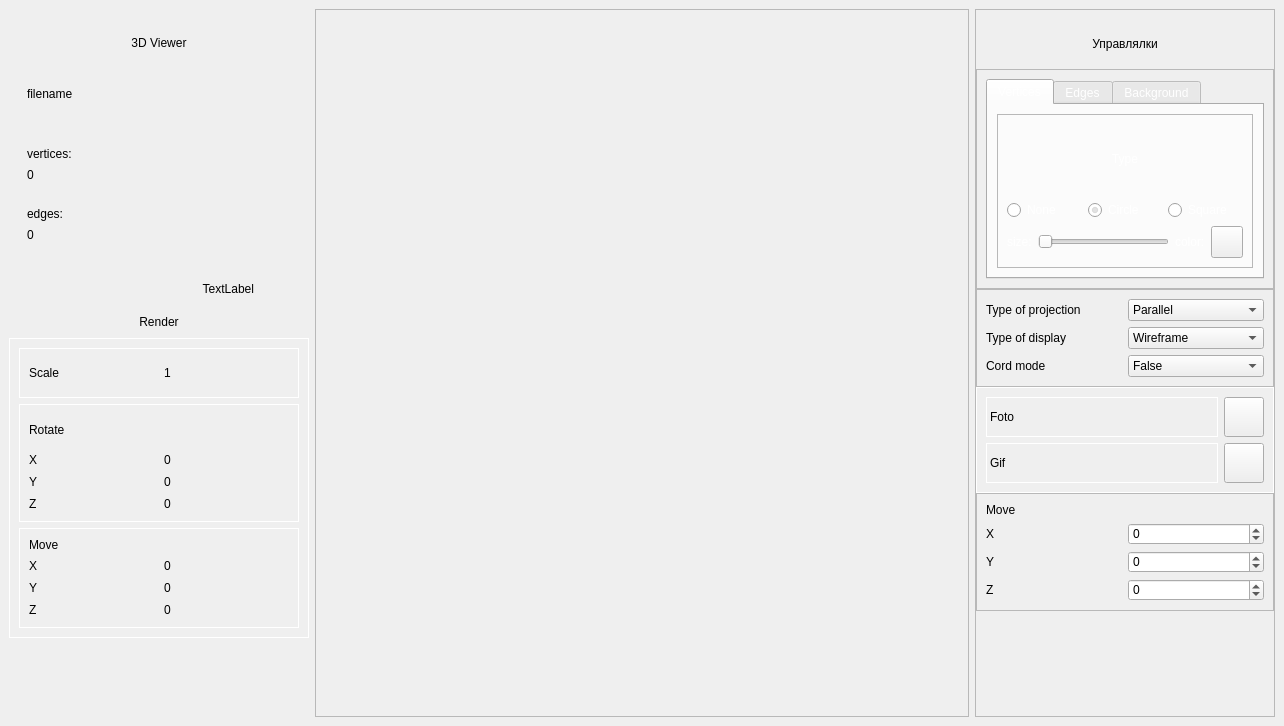
First picture: the form in src/View/mainwindow.ui, repository klotzgal/3DViewer_v2.1, before the edit.
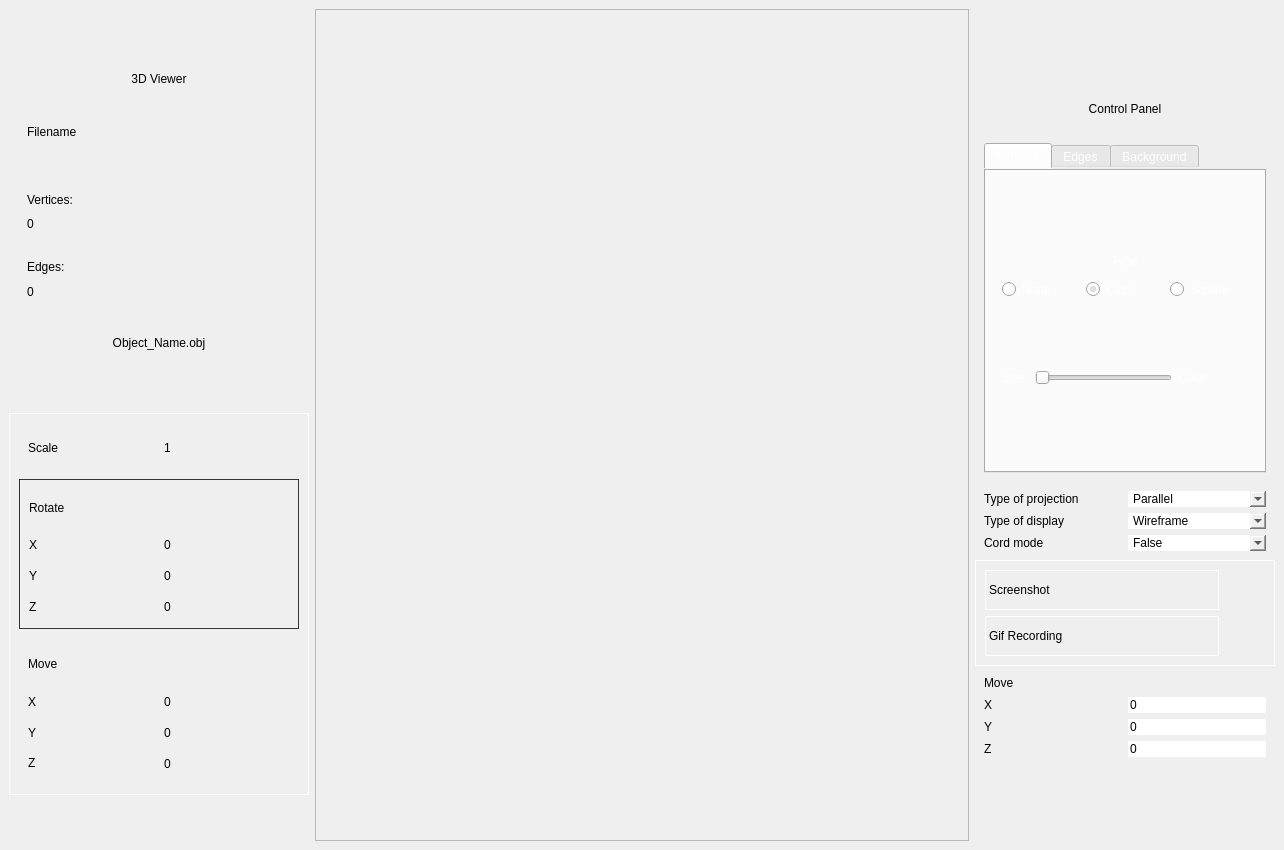
Second picture: the form after the edit. The open tabs and pages were chosen to show the change. Icons and pictures are not drawn. Custom widgets are drawn as their Qt base class.

What changed in the file:
```diff
--- a/src/View/mainwindow.ui
+++ b/src/View/mainwindow.ui
@@ -7,9 +7,15 @@
     <x>0</x>
     <y>0</y>
     <width>1284</width>
-    <height>726</height>
+    <height>850</height>
    </rect>
   </property>
+  <property name="minimumSize">
+   <size>
+    <width>0</width>
+    <height>850</height>
+   </size>
+  </property>
   <property name="windowTitle">
    <string>3D_Viewer</string>
   </property>
@@ -38,7 +44,7 @@
       <item>
        <widget class="QFrame" name="left_aside">
         <property name="sizePolicy">
-         <sizepolicy hsizetype="Fixed" vsizetype="MinimumExpanding">
+         <sizepolicy hsizetype="Fixed" vsizetype="Fixed">
           <horstretch>0</horstretch>
           <verstretch>80</verstretch>
          </sizepolicy>
@@ -124,6 +130,18 @@
              <verstretch>0</verstretch>
             </sizepolicy>
            </property>
+           <property name="minimumSize">
+            <size>
+             <width>0</width>
+             <height>215</height>
+            </size>
+           </property>
+           <property name="maximumSize">
+            <size>
+             <width>16777215</width>
+             <height>215</height>
+            </size>
+           </property>
            <property name="frameShape">
             <enum>QFrame::StyledPanel</enum>
            </property>
@@ -133,6 +151,18 @@
            <layout class="QVBoxLayout" name="verticalLayout_23">
             <item>
              <widget class="QFrame" name="filename_frame">
+              <property name="minimumSize">
+               <size>
+                <width>0</width>
+                <height>0</height>
+               </size>
+              </property>
+              <property name="maximumSize">
+               <size>
+                <width>16777215</width>
+                <height>16777215</height>
+               </size>
+              </property>
               <property name="styleSheet">
                <string notr="true">	background: transparent;
 	border: none;</string>
@@ -153,7 +183,7 @@
                   </size>
                  </property>
                  <property name="text">
-                  <string>filename</string>
+                  <string>Filename</string>
                  </property>
                 </widget>
                </item>
@@ -175,6 +205,18 @@
             </item>
             <item>
              <widget class="QFrame" name="vert_frame">
+              <property name="minimumSize">
+               <size>
+                <width>0</width>
+                <height>0</height>
+               </size>
+              </property>
+              <property name="maximumSize">
+               <size>
+                <width>16777215</width>
+                <height>16777215</height>
+               </size>
+              </property>
               <property name="styleSheet">
                <string notr="true">	background: transparent;
 	border: none;</string>
@@ -195,7 +237,7 @@
                   </size>
                  </property>
                  <property name="text">
-                  <string>vertices:</string>
+                  <string>Vertices:</string>
                  </property>
                  <property name="alignment">
                   <set>Qt::AlignLeading|Qt::AlignLeft|Qt::AlignVCenter</set>
@@ -223,6 +265,18 @@
             </item>
             <item>
              <widget class="QFrame" name="edges_frame">
+              <property name="minimumSize">
+               <size>
+                <width>0</width>
+                <height>0</height>
+               </size>
+              </property>
+              <property name="maximumSize">
+               <size>
+                <width>16777215</width>
+                <height>16777215</height>
+               </size>
+              </property>
               <property name="styleSheet">
                <string notr="true">	background: transparent;
 	border: none;</string>
@@ -243,7 +297,7 @@
                   </size>
                  </property>
                  <property name="text">
-                  <string>edges:</string>
+                  <string>Edges:</string>
                  </property>
                  <property name="alignment">
                   <set>Qt::AlignLeading|Qt::AlignLeft|Qt::AlignVCenter</set>
@@ -297,14 +351,83 @@
                   <verstretch>0</verstretch>
                  </sizepolicy>
                 </property>
+                <property name="minimumSize">
+                 <size>
+                  <width>200</width>
+                  <height>30</height>
+                 </size>
+                </property>
+                <property name="layoutDirection">
+                 <enum>Qt::LeftToRight</enum>
+                </property>
                 <property name="styleSheet">
                  <string notr="true"/>
                 </property>
                 <property name="text">
-                 <string>TextLabel</string>
+                 <string>Object_Name.obj</string>
                 </property>
                 <property name="alignment">
-                 <set>Qt::AlignRight|Qt::AlignTrailing|Qt::AlignVCenter</set>
+                 <set>Qt::AlignCenter</set>
+                </property>
+               </widget>
+              </item>
+             </layout>
+            </item>
+            <item>
+             <layout class="QHBoxLayout" name="horizontalLayout_28">
+              <item>
+               <widget class="QPushButton" name="change_theme">
+                <property name="minimumSize">
+                 <size>
+                  <width>40</width>
+                  <height>40</height>
+                 </size>
+                </property>
+                <property name="maximumSize">
+                 <size>
+                  <width>40</width>
+                  <height>40</height>
+                 </size>
+                </property>
+                <property name="cursor">
+                 <cursorShape>PointingHandCursor</cursorShape>
+                </property>
+                <property name="styleSheet">
+                 <string notr="true"/>
+                </property>
+                <property name="text">
+                 <string/>
+                </property>
+               </widget>
+              </item>
+              <item>
+               <widget class="QPushButton" name="render_model">
+                <property name="sizePolicy">
+                 <sizepolicy hsizetype="Expanding" vsizetype="Fixed">
+                  <horstretch>0</horstretch>
+                  <verstretch>0</verstretch>
+                 </sizepolicy>
+                </property>
+                <property name="minimumSize">
+                 <size>
+                  <width>30</width>
+                  <height>30</height>
+                 </size>
+                </property>
+                <property name="maximumSize">
+                 <size>
+                  <width>30</width>
+                  <height>30</height>
+                 </size>
+                </property>
+                <property name="cursor">
+                 <cursorShape>PointingHandCursor</cursorShape>
+                </property>
+                <property name="styleSheet">
+                 <string notr="true"/>
+                </property>
+                <property name="text">
+                 <string/>
                 </property>
                </widget>
               </item>
@@ -328,6 +451,12 @@
                   <height>40</height>
                  </size>
                 </property>
+                <property name="cursor">
+                 <cursorShape>PointingHandCursor</cursorShape>
+                </property>
+                <property name="styleSheet">
+                 <string notr="true"/>
+                </property>
                 <property name="text">
                  <string/>
                 </property>
@@ -335,19 +464,6 @@
               </item>
              </layout>
             </item>
-            <item>
-             <widget class="QPushButton" name="render_model">
-              <property name="sizePolicy">
-               <sizepolicy hsizetype="Expanding" vsizetype="Fixed">
-                <horstretch>0</horstretch>
-                <verstretch>0</verstretch>
-               </sizepolicy>
-              </property>
-              <property name="text">
-               <string>Render</string>
-              </property>
-             </widget>
-            </item>
            </layout>
           </widget>
          </item>
@@ -392,7 +508,10 @@
                </size>
               </property>
               <property name="styleSheet">
-               <string notr="true">QFrame#scale_frame {	border: 1px solid rgb(255, 255, 255);}</string>
+               <string notr="true">QFrame#scale_frame {	
+	border-top-left-radius: 8px;
+	border-top-right-radius: 8px;
+}</string>
               </property>
               <property name="frameShape">
                <enum>QFrame::StyledPanel</enum>
@@ -418,6 +537,12 @@
                  </item>
                  <item>
                   <widget class="QSpinBox" name="scale">
+                   <property name="styleSheet">
+                    <string notr="true"/>
+                   </property>
+                   <property name="buttonSymbols">
+                    <enum>QAbstractSpinBox::NoButtons</enum>
+                   </property>
                    <property name="minimum">
                     <number>1</number>
                    </property>
@@ -439,11 +564,13 @@
               <property name="minimumSize">
                <size>
                 <width>0</width>
-                <height>100</height>
+                <height>150</height>
                </size>
               </property>
               <property name="styleSheet">
-               <string notr="true">QFrame#rotate_frame {	border: 1px solid rgb(255, 255, 255);}</string>
+               <string notr="true">QFrame#rotate_frame {	
+	border: 1px solid #323334;	
+}</string>
               </property>
               <property name="frameShape">
                <enum>QFrame::StyledPanel</enum>
@@ -465,6 +592,18 @@
                   <layout class="QHBoxLayout" name="horizontalLayout_3">
                    <item>
                     <widget class="QLabel" name="label_4">
+                     <property name="minimumSize">
+                      <size>
+                       <width>0</width>
+                       <height>25</height>
+                      </size>
+                     </property>
+                     <property name="maximumSize">
+                      <size>
+                       <width>16777215</width>
+                       <height>16777215</height>
+                      </size>
+                     </property>
                      <property name="text">
                       <string>X</string>
                      </property>
@@ -472,6 +611,21 @@
                    </item>
                    <item>
                     <widget class="QSpinBox" name="rotate_x">
+                     <property name="minimumSize">
+                      <size>
+                       <width>0</width>
+                       <height>25</height>
+                      </size>
+                     </property>
+                     <property name="maximumSize">
+                      <size>
+                       <width>16777215</width>
+                       <height>25</height>
+                      </size>
+                     </property>
+                     <property name="buttonSymbols">
+                      <enum>QAbstractSpinBox::NoButtons</enum>
+                     </property>
                      <property name="minimum">
                       <number>-360</number>
                      </property>
@@ -486,6 +640,18 @@
                   <layout class="QHBoxLayout" name="horizontalLayout_4">
                    <item>
                     <widget class="QLabel" name="label_5">
+                     <property name="minimumSize">
+                      <size>
+                       <width>0</width>
+                       <height>25</height>
+                      </size>
+                     </property>
+                     <property name="maximumSize">
+                      <size>
+                       <width>16777215</width>
+                       <height>25</height>
+                      </size>
+                     </property>
                      <property name="text">
                       <string>Y</string>
                      </property>
@@ -493,6 +659,21 @@
                    </item>
                    <item>
                     <widget class="QSpinBox" name="rotate_y">
+                     <property name="minimumSize">
+                      <size>
+                       <width>0</width>
+                       <height>25</height>
+                      </size>
+                     </property>
+                     <property name="maximumSize">
+                      <size>
+                       <width>16777215</width>
+                       <height>25</height>
+                      </size>
+                     </property>
+                     <property name="buttonSymbols">
+                      <enum>QAbstractSpinBox::NoButtons</enum>
+                     </property>
                      <property name="minimum">
                       <number>-360</number>
                      </property>
@@ -507,6 +688,18 @@
                   <layout class="QHBoxLayout" name="horizontalLayout_5">
                    <item>
                     <widget class="QLabel" name="label_6">
+                     <property name="minimumSize">
+                      <size>
+                       <width>0</width>
+                       <height>25</height>
+                      </size>
+                     </property>
+                     <property name="maximumSize">
+                      <size>
+                       <width>16777215</width>
+                       <height>25</height>
+                      </size>
+                     </property>
                      <property name="text">
                       <string>Z</string>
                      </property>
@@ -514,6 +707,21 @@
                    </item>
                    <item>
                     <widget class="QSpinBox" name="rotate_z">
+                     <property name="minimumSize">
+                      <size>
+                       <width>0</width>
+                       <height>25</height>
+                      </size>
+                     </property>
+                     <property name="maximumSize">
+                      <size>
+                       <width>16777215</width>
+                       <height>25</height>
+                      </size>
+                     </property>
+                     <property name="buttonSymbols">
+                      <enum>QAbstractSpinBox::NoButtons</enum>
+                     </property>
                      <property name="minimum">
                       <number>-360</number>
                      </property>
@@ -531,15 +739,22 @@
             </item>
             <item>
              <widget class="QFrame" name="move_frame">
+              <property name="sizePolicy">
+               <sizepolicy hsizetype="Preferred" vsizetype="Fixed">
+                <horstretch>0</horstretch>
+                <verstretch>0</verstretch>
+               </sizepolicy>
+              </property>
               <property name="minimumSize">
                <size>
                 <width>0</width>
-                <height>100</height>
+                <height>150</height>
                </size>
               </property>
               <property name="styleSheet">
                <string notr="true">QFrame#move_frame {
-border: 1px solid rgb(255, 255, 255);
+	border-bottom-left-radius: 8px;
+	border-bottom-right-radius: 8px;
 }</string>
               </property>
               <property name="frameShape">
@@ -562,6 +777,18 @@
                   <layout class="QHBoxLayout" name="horizontalLayout_6">
                    <item>
                     <widget class="QLabel" name="label_7">
+                     <property name="minimumSize">
+                      <size>
+                       <width>0</width>
+                       <height>25</height>
+                      </size>
+                     </property>
+                     <property name="maximumSize">
+                      <size>
+                       <width>16777215</width>
+                       <height>25</height>
+                      </size>
+                     </property>
                      <property name="text">
                       <string>X</string>
                      </property>
@@ -569,6 +796,21 @@
                    </item>
                    <item>
                     <widget class="QSpinBox" name="move_x">
+                     <property name="minimumSize">
+                      <size>
+                       <width>0</width>
+                       <height>25</height>
+                      </size>
+                     </property>
+                     <property name="maximumSize">
+                      <size>
+                       <width>16777215</width>
+                       <height>25</height>
+                      </size>
+                     </property>
+                     <property name="buttonSymbols">
+                      <enum>QAbstractSpinBox::NoButtons</enum>
+                     </property>
                      <property name="minimum">
                       <number>-100</number>
                      </property>
@@ -586,6 +828,18 @@
                   <layout class="QHBoxLayout" name="horizontalLayout_7">
                    <item>
                     <widget class="QLabel" name="label_8">
+                     <property name="minimumSize">
+                      <size>
+                       <width>0</width>
+                       <height>25</height>
+                      </size>
+                     </property>
+                     <property name="maximumSize">
+                      <size>
+                       <width>16777215</width>
+                       <height>25</height>
+                      </size>
+                     </property>
                      <property name="text">
                       <string>Y</string>
                      </property>
@@ -593,6 +847,21 @@
                    </item>
                    <item>
                     <widget class="QSpinBox" name="move_y">
+                     <property name="minimumSize">
+                      <size>
+                       <width>0</width>
+                       <height>25</height>
+                      </size>
+                     </property>
+                     <property name="maximumSize">
+                      <size>
+                       <width>16777215</width>
+                       <height>25</height>
+                      </size>
+                     </property>
+                     <property name="buttonSymbols">
+                      <enum>QAbstractSpinBox::NoButtons</enum>
+                     </property>
                      <property name="minimum">
                       <number>-100</number>
                      </property>
@@ -620,6 +889,21 @@
                    </item>
                    <item>
                     <widget class="QSpinBox" name="move_z">
+                     <property name="minimumSize">
+                      <size>
+                       <width>0</width>
+                       <height>25</height>
+                      </size>
+                     </property>
+                     <property name="maximumSize">
+                      <size>
+                       <width>16777215</width>
+                       <height>25</height>
+                      </size>
+                     </property>
+                     <property name="buttonSymbols">
+                      <enum>QAbstractSpinBox::NoButtons</enum>
+                     </property>
                      <property name="minimum">
                       <number>-100</number>
                      </property>
@@ -638,19 +922,6 @@
            </layout>
           </widget>
          </item>
-         <item>
-          <spacer name="verticalSpacer_2">
-           <property name="orientation">
-            <enum>Qt::Vertical</enum>
-           </property>
-           <property name="sizeHint" stdset="0">
-            <size>
-             <width>20</width>
-             <height>40</height>
-            </size>
-           </property>
-          </spacer>
-         </item>
         </layout>
        </widget>
       </item>
@@ -662,6 +933,9 @@
           <height>0</height>
          </size>
         </property>
+        <property name="styleSheet">
+         <string notr="true"/>
+        </property>
         <property name="frameShape">
          <enum>QFrame::StyledPanel</enum>
         </property>
@@ -687,7 +961,7 @@
             </size>
            </property>
            <property name="styleSheet">
-            <string notr="true"/>
+            <string notr="true">border-radius: 8px;</string>
            </property>
           </widget>
          </item>
@@ -697,9 +971,9 @@
       <item>
        <widget class="QFrame" name="right_aside">
         <property name="sizePolicy">
-         <sizepolicy hsizetype="Fixed" vsizetype="MinimumExpanding">
+         <sizepolicy hsizetype="Fixed" vsizetype="Fixed">
           <horstretch>0</horstretch>
-          <verstretch>100</verstretch>
+          <verstretch>80</verstretch>
          </sizepolicy>
         </property>
         <property name="minimumSize">
@@ -708,6 +982,15 @@
           <height>700</height>
          </size>
         </property>
+        <property name="maximumSize">
+         <size>
+          <width>300</width>
+          <height>16777215</height>
+         </size>
+        </property>
+        <property name="styleSheet">
+         <string notr="true">border: none;</string>
+        </property>
         <property name="frameShape">
          <enum>QFrame::StyledPanel</enum>
         </property>
@@ -749,7 +1032,7 @@
                <string notr="true">background: transparent;</string>
               </property>
               <property name="text">
-               <string>Управлялки</string>
+               <string>Control Panel</string>
               </property>
               <property name="alignment">
                <set>Qt::AlignCenter</set>
@@ -767,6 +1050,15 @@
              <verstretch>0</verstretch>
             </sizepolicy>
            </property>
+           <property name="maximumSize">
+            <size>
+             <width>16777215</width>
+             <height>500</height>
+            </size>
+           </property>
+           <property name="styleSheet">
+            <string notr="true"/>
+           </property>
            <property name="frameShape">
             <enum>QFrame::StyledPanel</enum>
            </property>
@@ -791,9 +1083,30 @@
               <property name="styleSheet">
                <string notr="true">color: rgb(255, 255, 255);</string>
               </property>
+              <property name="tabPosition">
+               <enum>QTabWidget::North</enum>
+              </property>
+              <property name="tabShape">
+               <enum>QTabWidget::Rounded</enum>
+              </property>
               <property name="currentIndex">
                <number>2</number>
               </property>
+              <property name="elideMode">
+               <enum>Qt::ElideMiddle</enum>
+              </property>
+              <property name="usesScrollButtons">
+               <bool>false</bool>
+              </property>
+              <property name="tabsClosable">
+               <bool>false</bool>
+              </property>
+              <property name="movable">
+               <bool>false</bool>
+              </property>
+              <property name="tabBarAutoHide">
+               <bool>false</bool>
+              </property>
               <widget class="QWidget" name="vert_tab">
                <attribute name="title">
                 <string>Vertices</string>
@@ -815,6 +1128,18 @@
                     <layout class="QVBoxLayout" name="verticalLayout_4">
                      <item>
                       <widget class="QLabel" name="vert_type_label">
+                       <property name="minimumSize">
+                        <size>
+                         <width>0</width>
+                         <height>30</height>
+                        </size>
+                       </property>
+                       <property name="maximumSize">
+                        <size>
+                         <width>16777215</width>
+                         <height>30</height>
+                        </size>
+                       </property>
                        <property name="text">
                         <string>Type</string>
                        </property>
@@ -865,13 +1190,34 @@
                       <layout class="QHBoxLayout" name="horizontalLayout_13">
                        <item>
                         <widget class="QLabel" name="vert_size_label">
+                         <property name="minimumSize">
+                          <size>
+                           <width>0</width>
+                           <height>30</height>
+                          </size>
+                         </property>
+                         <property name="maximumSize">
+                          <size>
+                           <width>16777215</width>
+                           <height>30</height>
+                          </size>
+                         </property>
                          <property name="text">
-                          <string>size:</string>
+                          <string>Size:</string>
                          </property>
                         </widget>
                        </item>
                        <item>
                         <widget class="QSlider" name="vert_size">
+                         <property name="minimumSize">
+                          <size>
+                           <width>0</width>
+                           <height>25</height>
+                          </size>
+                         </property>
+                         <property name="cursor">
+                          <cursorShape>PointingHandCursor</cursorShape>
+                         </property>
                          <property name="minimum">
                           <number>1</number>
                          </property>
@@ -886,8 +1232,14 @@
                       <layout class="QHBoxLayout" name="horizontalLayout_12">
                        <item>
                         <widget class="QLabel" name="vert_color_label">
+                         <property name="maximumSize">
+                          <size>
+                           <width>16777215</width>
+                           <height>30</height>
+                          </size>
+                         </property>
                          <property name="text">
-                          <string>color:</string>
+                          <string>Color:</string>
                          </property>
                         </widget>
                        </item>
@@ -1290,7 +1642,7 @@
               <item>
                <widget class="QLabel" name="foto_label">
                 <property name="text">
-                 <string>Foto</string>
+                 <string>Screenshot</string>
                 </property>
                </widget>
               </item>
@@ -1314,6 +1666,12 @@
                   <height>40</height>
                  </size>
                 </property>
+                <property name="cursor">
+                 <cursorShape>PointingHandCursor</cursorShape>
+                </property>
+                <property name="styleSheet">
+                 <string notr="true"/>
+                </property>
                 <property name="text">
                  <string/>
                 </property>
@@ -1326,7 +1684,7 @@
               <item>
                <widget class="QLabel" name="gif_label">
                 <property name="text">
-                 <string>Gif</string>
+                 <string>Gif Recording</string>
                 </property>
                </widget>
               </item>
@@ -1355,6 +1713,12 @@
                   <pointsize>40</pointsize>
                  </font>
                 </property>
+                <property name="cursor">
+                 <cursorShape>PointingHandCursor</cursorShape>
+                </property>
+                <property name="styleSheet">
+                 <string notr="true"/>
+                </property>
                 <property name="text">
                  <string/>
                 </property>
@@ -1375,7 +1739,9 @@
            </property>
            <property name="styleSheet">
             <string notr="true">QFrame#move_frame {
-border: 1px solid rgb(255, 255, 255);
+	border: 1px solid rgb(255, 255, 255);
+	border-bottom-left-radius: 8px;
+	border-bottom-right-radius: 8px;
 }</string>
            </property>
            <property name="frameShape">
@@ -1405,6 +1771,15 @@
                 </item>
                 <item>
                  <widget class="QSpinBox" name="light_move_x">
+                  <property name="minimumSize">
+                   <size>
+                    <width>0</width>
+                    <height>0</height>
+                   </size>
+                  </property>
+                  <property name="buttonSymbols">
+                   <enum>QAbstractSpinBox::NoButtons</enum>
+                  </property>
                   <property name="minimum">
                    <number>-100</number>
                   </property>
@@ -1429,6 +1804,9 @@
                 </item>
                 <item>
                  <widget class="QSpinBox" name="light_move_y">
+                  <property name="buttonSymbols">
+                   <enum>QAbstractSpinBox::NoButtons</enum>
+                  </property>
                   <property name="minimum">
                    <number>-100</number>
                   </property>
@@ -1456,6 +1834,9 @@
                 </item>
                 <item>
                  <widget class="QSpinBox" name="light_move_z">
+                  <property name="buttonSymbols">
+                   <enum>QAbstractSpinBox::NoButtons</enum>
+                  </property>
                   <property name="minimum">
                    <number>-100</number>
                   </property>
@@ -1471,19 +1852,6 @@
            </layout>
           </widget>
          </item>
-         <item>
-          <spacer name="verticalSpacer_6">
-           <property name="orientation">
-            <enum>Qt::Vertical</enum>
-           </property>
-           <property name="sizeHint" stdset="0">
-            <size>
-             <width>20</width>
-             <height>40</height>
-            </size>
-           </property>
-          </spacer>
-         </item>
         </layout>
        </widget>
       </item>
```
Left out of the diff: 66 changed lines with no effect on the pictures.
